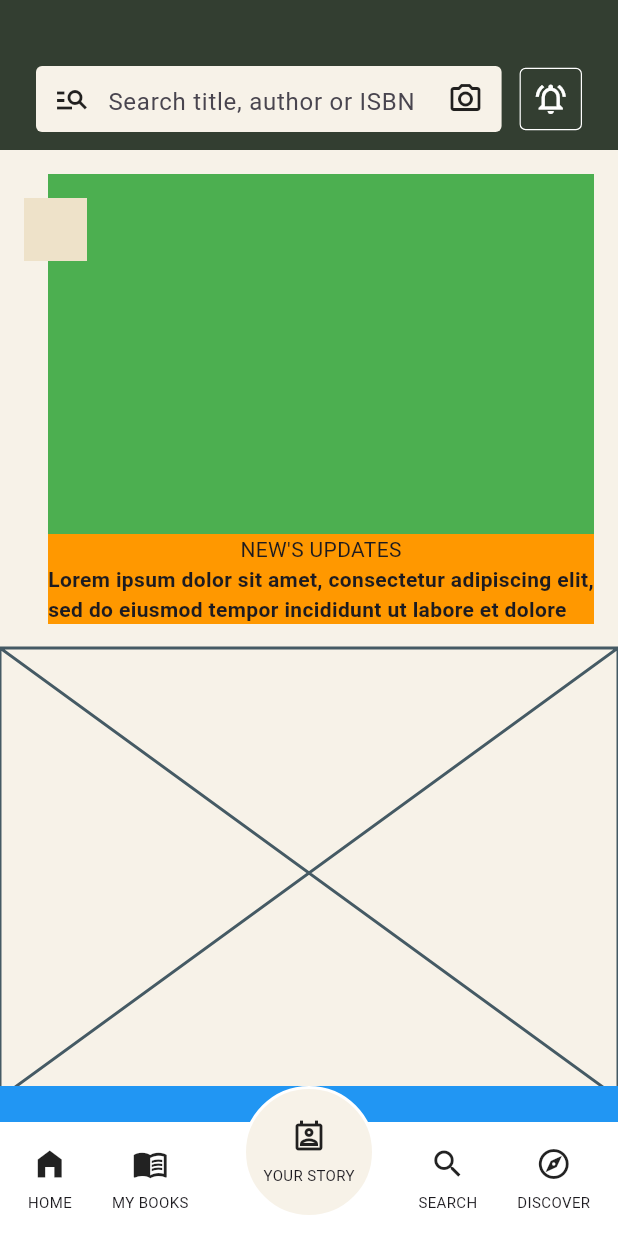
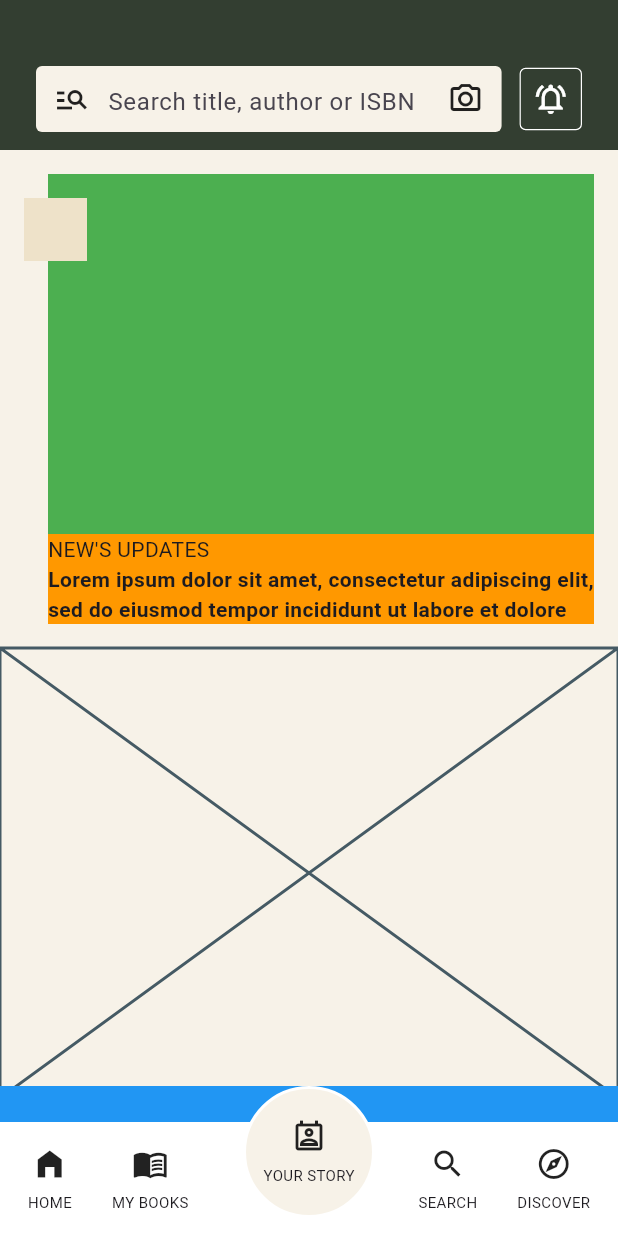
Before and after one commit to JAICHANGPARK/flutter_notebook_chapter_43, a Flutter app: the NewsFeedHomePage screen opened directly, on a phone screen of 412 x 824 dp. Run offline on Flutter 3.47's test engine with Material 3 defaults, Android fonts, the phone set to English and light mode, and no system bars; our stand-ins replace gap, hugeicons.

Commit message:
Update news_feed_home_page.dart

```diff
--- a/lib/ep2163_newsfeed_app/views/news_feed_home_page.dart
+++ b/lib/ep2163_newsfeed_app/views/news_feed_home_page.dart
@@ -96,6 +96,7 @@ class _NewsFeedHomePageState extends State<NewsFeedHomePage> {
                                 child: Container(
                                   color: Colors.orange,
                                   child: Column(
+                                    crossAxisAlignment: CrossAxisAlignment.start,
                                     children: [
                                       Expanded(
                                         child: Container(
@@ -103,6 +104,11 @@ class _NewsFeedHomePageState extends State<NewsFeedHomePage> {
                                             color: Colors.green,
                                           ),
                                         ),
+                                      ),
+                                      Column(
+                                        children: [
+
+                                        ],
                                       ),
                                       Text("NEW'S UPDATES"),
                                       Text(
```
